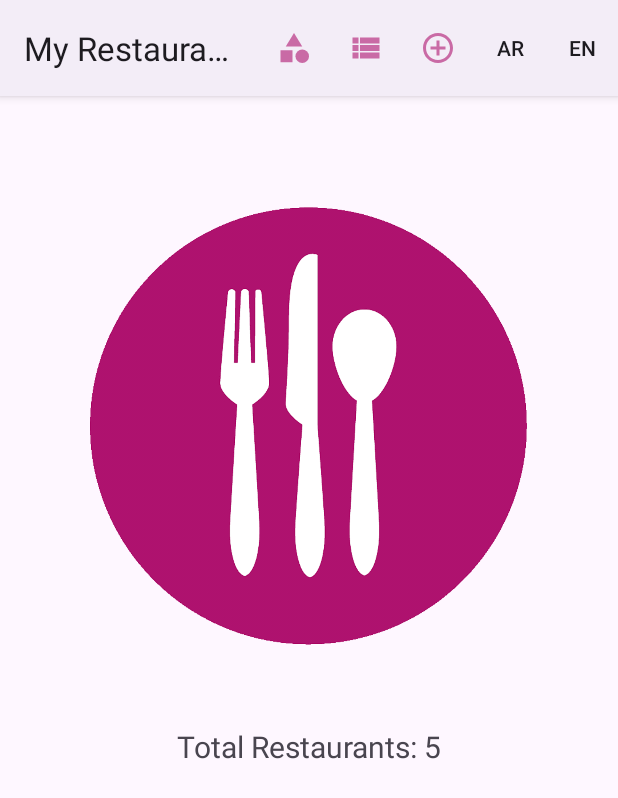
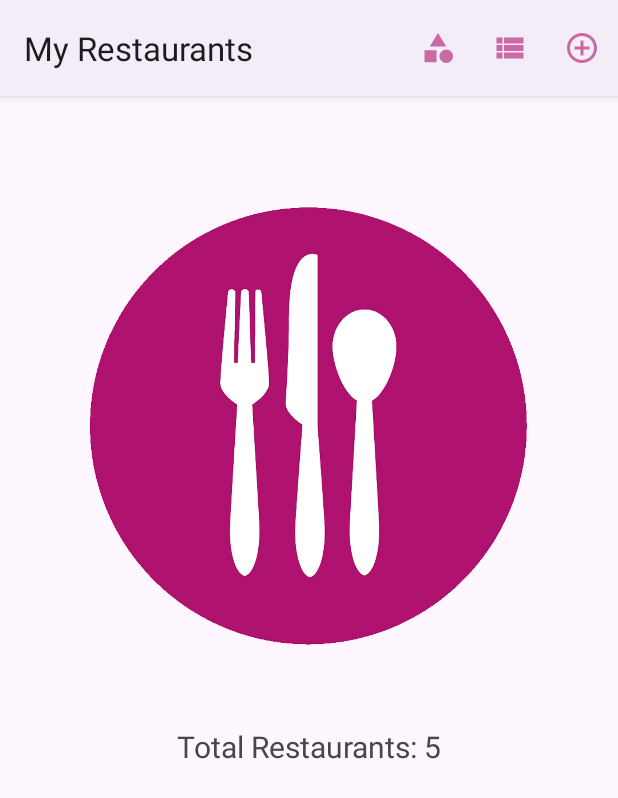
Before and after one commit to Georges-Khalil/MyRestaurants, an Android app: the screen it shows after launch (HomeActivity), on a phone screen of 412 x 824 dp. Shown: the top 798 px of the screen. Run offline under Robolectric (Android 15) with nearby library versions, the phone set to English and light mode, and no system bars.

Commit message:
commit thirty-five, cleaned up code probably last commit, great project

```diff
--- a/app/src/main/java/com/example/myrestaurants_v1/CategoryActivity.java
+++ b/app/src/main/java/com/example/myrestaurants_v1/CategoryActivity.java
@@ -28,7 +28,7 @@ public class CategoryActivity extends BaseActivity{
         if(specialty.length() < 3){
             binding.newCategoryField.setText("");
             binding.newCategoryField.requestFocus();
-            Toast.makeText(this, "Enter a valid speciality", Toast.LENGTH_SHORT).show();
+            Toast.makeText(this, "Enter a valid category name", Toast.LENGTH_SHORT).show();
             return;
         }
         Category category = new Category(specialty);
--- a/app/src/main/java/com/example/myrestaurants_v1/HomeActivity.java
+++ b/app/src/main/java/com/example/myrestaurants_v1/HomeActivity.java
@@ -26,12 +26,14 @@ public class HomeActivity extends BaseActivity {
     protected void onCreate(Bundle savedInstanceState) {
         super.onCreate(savedInstanceState);
 
+        /*
         SharedPreferences settings = this.getSharedPreferences(PrefFileName, Context.MODE_PRIVATE);
         String language = settings.getString(PrefFile_key_lang, null);
         Toast.makeText(this, "stored language: "+language, Toast.LENGTH_SHORT).show();
         if(language != null) {
             setLocalLanguage(language);
         }
+        */
 
         if (restaurantDBHelper.restaurantCount() == 0) {
             addSomeRestaurants();
@@ -76,6 +78,7 @@ public class HomeActivity extends BaseActivity {
             Intent CategoryActivity = new Intent(this, CategoryActivity.class);
             startActivity(CategoryActivity);
         }
+        /*
         if(item.getItemId()==R.id.AR){
             setLocalLanguage("arabic");
             save_language("arabic");
@@ -84,6 +87,7 @@ public class HomeActivity extends BaseActivity {
             setLocalLanguage("english");
             save_language("english");
         }
+        */
         return true;
     }
 
--- a/app/src/main/res/layout/category.xml
+++ b/app/src/main/res/layout/category.xml
@@ -30,7 +30,7 @@
             android:id="@+id/new_category_field"
             android:layout_width="match_parent"
             android:layout_height="wrap_content"
-            android:hint="Enter speciality name to add or edit"/>
+            android:hint="Enter category name to add or edit"/>
 
         <Button
             android:id="@+id/add_category_button"
--- a/app/src/main/res/menu/main_menu.xml
+++ b/app/src/main/res/menu/main_menu.xml
@@ -18,14 +18,4 @@
         android:icon="@drawable/ic_add"
         app:showAsAction="always"
         android:title="Add"/>
-
-    <item
-        android:id="@+id/AR"
-        app:showAsAction="always"
-        android:title="AR"/>
-
-    <item
-        android:id="@+id/EN"
-        app:showAsAction="always"
-        android:title="EN"/>
 </menu>
```
